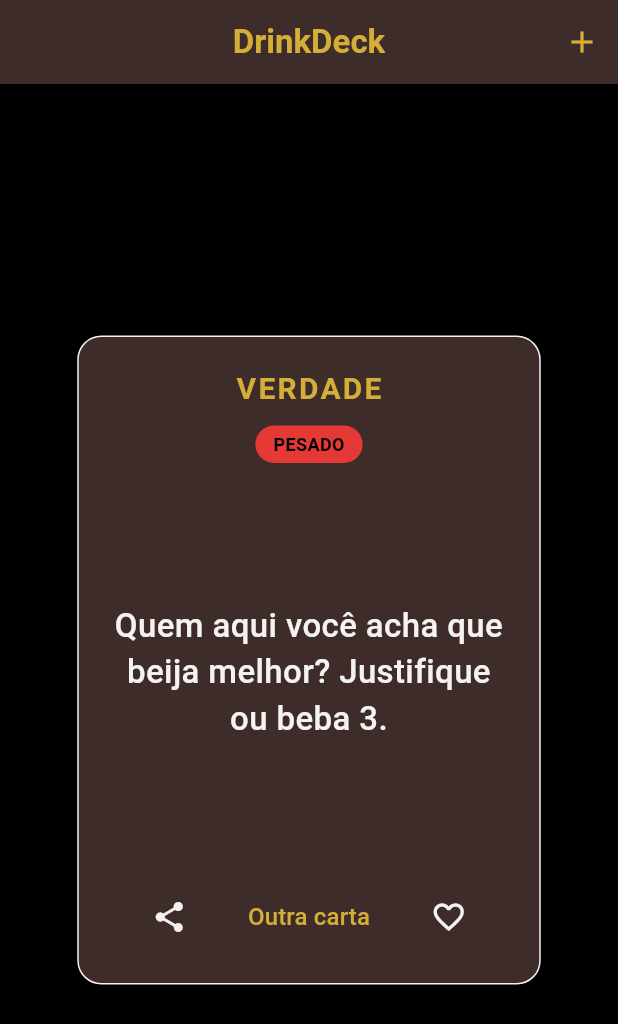
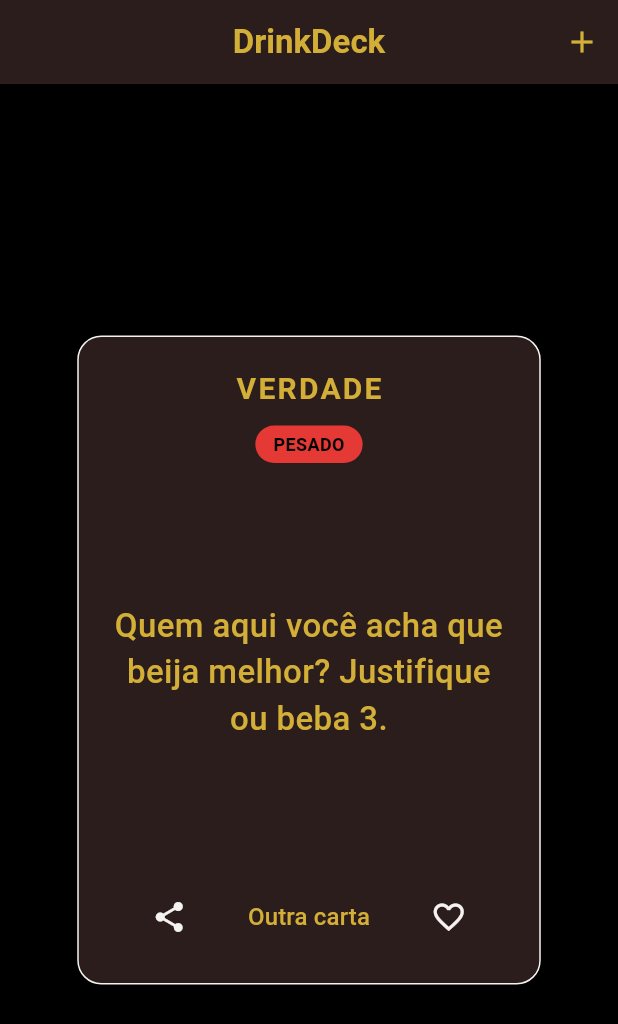
Before and after one commit to jhonatasjgr/drinck_deck, a Flutter app: the screen it shows after launch, after a tap on an icon or button, on a phone screen of 412 x 824 dp. Shown: the top 1024 px of the screen. Run offline on Flutter 3.47's test engine with Material 3 defaults, Android fonts, the phone set to English and light mode, and no system bars; our stand-ins replace flutter_animate, flutter_riverpod, riverpod_annotation, share_plus; generated files the repository leaves out were written again.

Commit message:
refact: mudando cor da letra da carta

```diff
--- a/lib/src/features/home/widgets/deck_front_widget.dart
+++ b/lib/src/features/home/widgets/deck_front_widget.dart
@@ -60,7 +60,8 @@ class DeckFrontWidget extends StatelessWidget {
                   item.text,
                   textAlign: TextAlign.center,
                   style: const TextStyle(
-                    color: AppColors.offWhite,
+                    // color: AppColors.offWhite,
+                    color: AppColors.gold,
                     fontSize: 22,
                     fontWeight: FontWeight.w500,
                   ),
--- a/lib/src/shared/theme.dart
+++ b/lib/src/shared/theme.dart
@@ -1,7 +1,7 @@
 import 'package:flutter/material.dart';
 
 class AppColors {
-  static const Color darkBrown = Color(0xFF3E2C2A);
+  static const Color darkBrown = Color(0xFF2A1D1C);
   static const Color gold = Color(0xFFD4AF37);
   static const Color offWhite = Color(0xFFF5F3F1);
 
```
